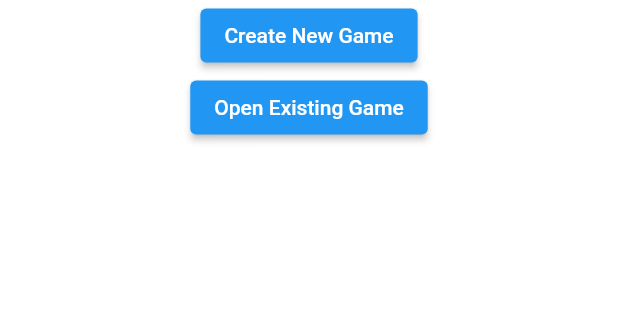
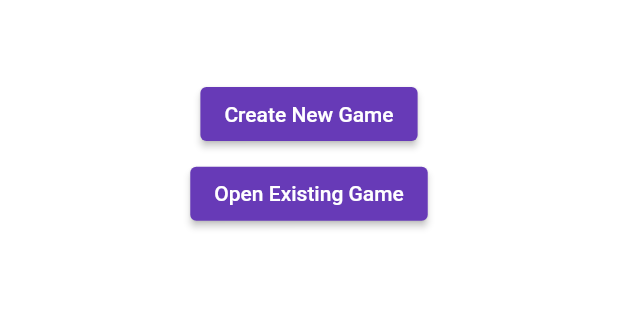
Before and after one commit to Skhoooler/Dungeons-Oracle, a Flutter app: the screen it shows after launch, on a phone screen of 412 x 824 dp, the part 221-541 px from its top. Run offline on Flutter 3.47's test engine with Material 2 defaults, Android fonts, the phone set to English and light mode, and no system bars.

Commit message:
Added layout to main page, and started on themes

```diff
--- a/lib/main.dart
+++ b/lib/main.dart
@@ -1,5 +1,5 @@
 import 'package:flutter/material.dart';
-
+import 'themes.dart' as themes;
 void main() {
   runApp(const MyApp());
 }
@@ -13,9 +13,7 @@ class MyApp extends StatelessWidget {
   Widget build(BuildContext context) {
     return MaterialApp(
       title: 'Dungeon\'s Oracle',
-      theme: ThemeData(
-        primarySwatch: Colors.blue,
-      ),
+      theme: themes.projectTheme,
       home: const Home(title: 'Dungeon\'s Oracle'),
     );
   }
@@ -64,19 +62,28 @@ class _HomeState extends State<Home> {
           ),
         ),
 
+        /// Space (Flex) between elements
+        const Spacer(flex:10),
+
         /// Create New Game
         ElevatedButton(
             onPressed: () {},
             child:
               const Text('Create New Game'),
+        ),
 
-        ),
+        /// Space (Flex) between elements
+        const Spacer(flex:1),
+
         /// Open Existing Game
         ElevatedButton(
             onPressed: () {},
             child:
               const Text ('Open Existing Game'),
         ),
+
+        /// Empty Space
+        const Spacer(flex:100),
       ],
     );
   }
```
Also changed, not shown: lib/colors.dart (added, +42 -0 lines), lib/themes.dart (added, +22 -0 lines).
